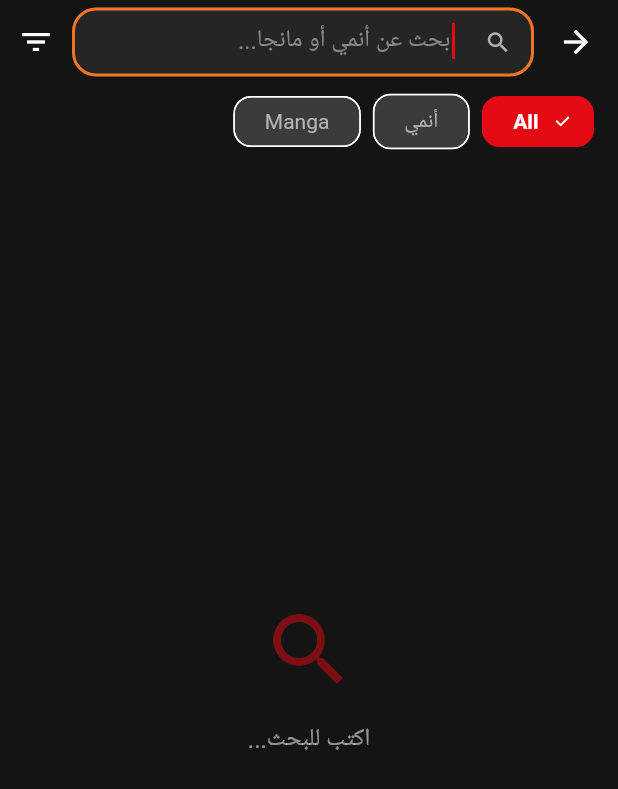
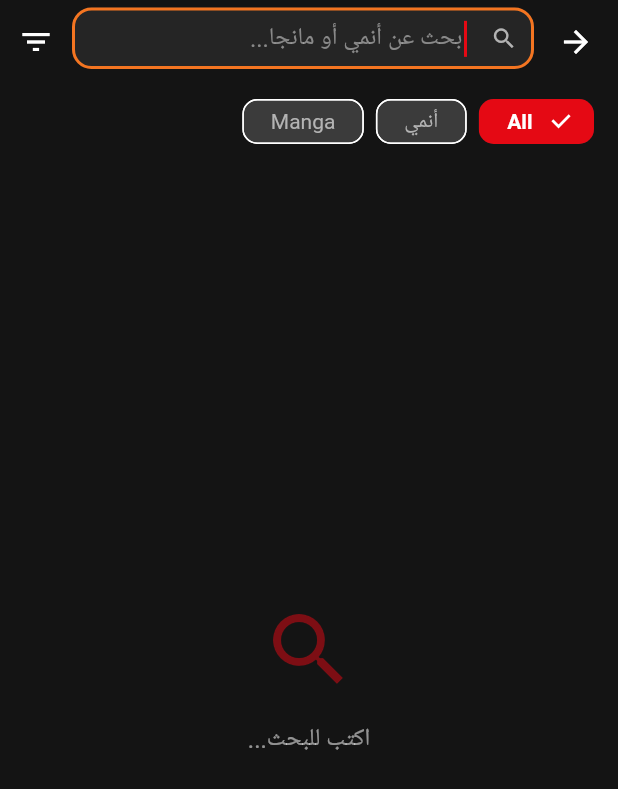
Before and after one commit to anitv-official/Ani-TV, a Flutter app: the screen it shows after launch, after a tap on "تجاوز", after a tap on "ابحث عن أنمي أو مانجا", on a phone screen of 412 x 824 dp. Shown: the top 789 px of the screen. Run offline on Flutter 3.47's test engine with Material 3 defaults, Android fonts, the phone set to English and light mode, and no system bars; our stand-ins replace appwrite, cached_network_image, carousel_slider, chewie, file_picker, flutter_svg and 8 more; missing offline and left inert: encrypt, webview_flutter_android; network calls fail; project files that could hold a hidden picture were left out.

Commit message:
style: polish responsive Flutter UI

```diff
--- a/lib/screens/home_content.dart
+++ b/lib/screens/home_content.dart
@@ -229,7 +229,7 @@ class _HomeContentState extends State<HomeContent> with AutomaticKeepAliveClient
                     ),
                     _buildCategoryToggle(),
                     _buildContentGrid(MediaQuery.of(context).size.width),
-                    SizedBox(height: 130 + MediaQuery.of(context).padding.bottom),
+                    SizedBox(height: 92 + MediaQuery.of(context).padding.bottom),
                   ],
                 ),
               ),
@@ -276,7 +276,7 @@ class _HomeContentState extends State<HomeContent> with AutomaticKeepAliveClient
 
     final item = featuredContent[_currentCarouselIndex]; // Use current index
     // Adjusted height: 45% of screen height, but capped at 500px for desktop to avoid taking too much space
-    final double heroHeight = (screenHeight * 0.48).clamp(320.0, 520.0);
+    final double heroHeight = (screenHeight * 0.40).clamp(260.0, 420.0);
 
     return SizedBox(
       height: heroHeight,
--- a/lib/theme/app_theme.dart
+++ b/lib/theme/app_theme.dart
@@ -16,10 +16,10 @@ class AppTheme {
   static const Color glassColor = Color(0x33FFFFFF); // Glass effect overlay
 
   // Border radius constants for consistency
-  static const double radiusSmall = 12.0;
-  static const double radiusMedium = 16.0;
-  static const double radiusLarge = 20.0;
-  static const double radiusXLarge = 24.0;
+  static const double radiusSmall = 10.0;
+  static const double radiusMedium = 13.0;
+  static const double radiusLarge = 16.0;
+  static const double radiusXLarge = 20.0;
 
   // Shadow constants for depth
   static List<BoxShadow> get subtleShadow => [
@@ -143,7 +143,7 @@ class AppTheme {
   // Dark theme (Netflix inspired)
   static ThemeData darkTheme = ThemeData(
     useMaterial3: true,
-    visualDensity: VisualDensity.standard,
+    visualDensity: VisualDensity.compact,
     primaryColor: primaryColor,
     colorScheme: ColorScheme.dark(
       primary: primaryColor,
@@ -243,7 +243,7 @@ class AppTheme {
       ),
       titleLarge: TextStyle(
         color: Colors.white,
-        fontSize: 18,
+        fontSize: 17,
         fontWeight: FontWeight.w600,
         letterSpacing: 0.15,
       ),
@@ -261,14 +261,14 @@ class AppTheme {
       ),
       bodyLarge: TextStyle(
         color: Colors.white,
-        fontSize: 16,
+        fontSize: 15,
         fontWeight: FontWeight.normal,
         letterSpacing: 0.15,
         height: 1.5,
       ),
       bodyMedium: TextStyle(
         color: Colors.white,
-        fontSize: 14,
+        fontSize: 13,
         fontWeight: FontWeight.normal,
         letterSpacing: 0.25,
         height: 1.4,
@@ -302,9 +302,10 @@ class AppTheme {
         shape: RoundedRectangleBorder(
           borderRadius: BorderRadius.circular(radiusSmall),
         ),
-        padding: EdgeInsets.symmetric(vertical: 16, horizontal: 24),
+        minimumSize: const Size(0, 42),
+        padding: EdgeInsets.symmetric(vertical: 10, horizontal: 18),
         textStyle: TextStyle(
-          fontSize: 16,
+          fontSize: 14,
           fontWeight: FontWeight.bold,
           letterSpacing: 0.5,
         ),
@@ -317,9 +318,10 @@ class AppTheme {
         shape: RoundedRectangleBorder(
           borderRadius: BorderRadius.circular(radiusSmall),
         ),
-        padding: EdgeInsets.symmetric(vertical: 14, horizontal: 24),
+        minimumSize: const Size(0, 40),
+        padding: EdgeInsets.symmetric(vertical: 9, horizontal: 18),
         textStyle: TextStyle(
-          fontSize: 16,
+          fontSize: 14,
           fontWeight: FontWeight.w600,
           letterSpacing: 0.5,
         ),
@@ -360,7 +362,7 @@ class AppTheme {
       ),
       labelStyle: TextStyle(color: textSecondaryColor),
       hintStyle: TextStyle(color: textSecondaryColor.withOpacity(0.7)),
-      contentPadding: EdgeInsets.symmetric(horizontal: 16, vertical: 16),
+        contentPadding: EdgeInsets.symmetric(horizontal: 14, vertical: 12),
     ),
     cardTheme: CardTheme(
       elevation: 0,
@@ -376,7 +378,7 @@ class AppTheme {
       labelStyle: TextStyle(color: Colors.white),
       secondaryLabelStyle: TextStyle(color: Colors.white),
       brightness: Brightness.dark,
-      padding: EdgeInsets.symmetric(horizontal: 12, vertical: 8),
+      padding: EdgeInsets.symmetric(horizontal: 10, vertical: 5),
       shape: RoundedRectangleBorder(
         borderRadius: BorderRadius.circular(radiusSmall),
       ),
--- a/lib/widgets/custom_bottom_nav_bar.dart
+++ b/lib/widgets/custom_bottom_nav_bar.dart
@@ -10,17 +10,17 @@ class CustomBottomNavBar extends StatelessWidget {
   Widget build(BuildContext context) {
     return SafeArea(
       top: false,
-      minimum: const EdgeInsets.fromLTRB(16, 0, 16, 12),
+      minimum: const EdgeInsets.fromLTRB(12, 0, 12, 8),
       child: ClipRRect(
-        borderRadius: BorderRadius.circular(28),
+        borderRadius: BorderRadius.circular(22),
         child: BackdropFilter(
           filter: ImageFilter.blur(sigmaX: 18, sigmaY: 18),
           child: Container(
-            height: 76,
-            padding: const EdgeInsets.symmetric(horizontal: 8, vertical: 7),
+            height: 64,
+            padding: const EdgeInsets.symmetric(horizontal: 6, vertical: 4),
             decoration: BoxDecoration(
               color: const Color(0xFF171219).withOpacity(.92),
-              borderRadius: BorderRadius.circular(28),
+              borderRadius: BorderRadius.circular(22),
               border: Border.all(color: Colors.white.withOpacity(.10)),
               boxShadow: [BoxShadow(color: Colors.black.withOpacity(.42), blurRadius: 22, offset: const Offset(0, 10))],
             ),
@@ -48,15 +48,15 @@ class CustomBottomNavBar extends StatelessWidget {
           margin: const EdgeInsets.symmetric(horizontal: 3),
           padding: const EdgeInsets.symmetric(vertical: 5),
           decoration: BoxDecoration(color: isActive ? const Color(0xFFE53935).withOpacity(.18) : Colors.transparent, borderRadius: BorderRadius.circular(20)),
-          child: Column(mainAxisSize: MainAxisSize.min, children: [
+        child: Column(mainAxisSize: MainAxisSize.min, children: [
             AnimatedScale(
               scale: isActive ? 1.08 : 1,
               duration: const Duration(milliseconds: 220),
               curve: Curves.easeOutBack,
-              child: Icon(isActive ? activeIcon : inactiveIcon, size: 30, color: isActive ? const Color(0xFFE53935) : Colors.white70),
+              child: Icon(isActive ? activeIcon : inactiveIcon, size: 24, color: isActive ? const Color(0xFFE53935) : Colors.white70),
             ),
             const SizedBox(height: 1),
-            Text(label, maxLines: 1, overflow: TextOverflow.ellipsis, textAlign: TextAlign.center, style: TextStyle(color: isActive ? const Color(0xFFE53935) : Colors.white70, fontSize: 10, fontWeight: isActive ? FontWeight.bold : FontWeight.normal)),
+            Text(label, maxLines: 1, overflow: TextOverflow.ellipsis, textAlign: TextAlign.center, style: TextStyle(color: isActive ? const Color(0xFFE53935) : Colors.white70, fontSize: 9, fontWeight: isActive ? FontWeight.bold : FontWeight.normal)),
           ]),
         ),
       ),
```
Also changed, not shown: lib/screens/comic_details_screen.dart (+16 -16 lines), lib/screens/search_screen.dart (+14 -14 lines).
